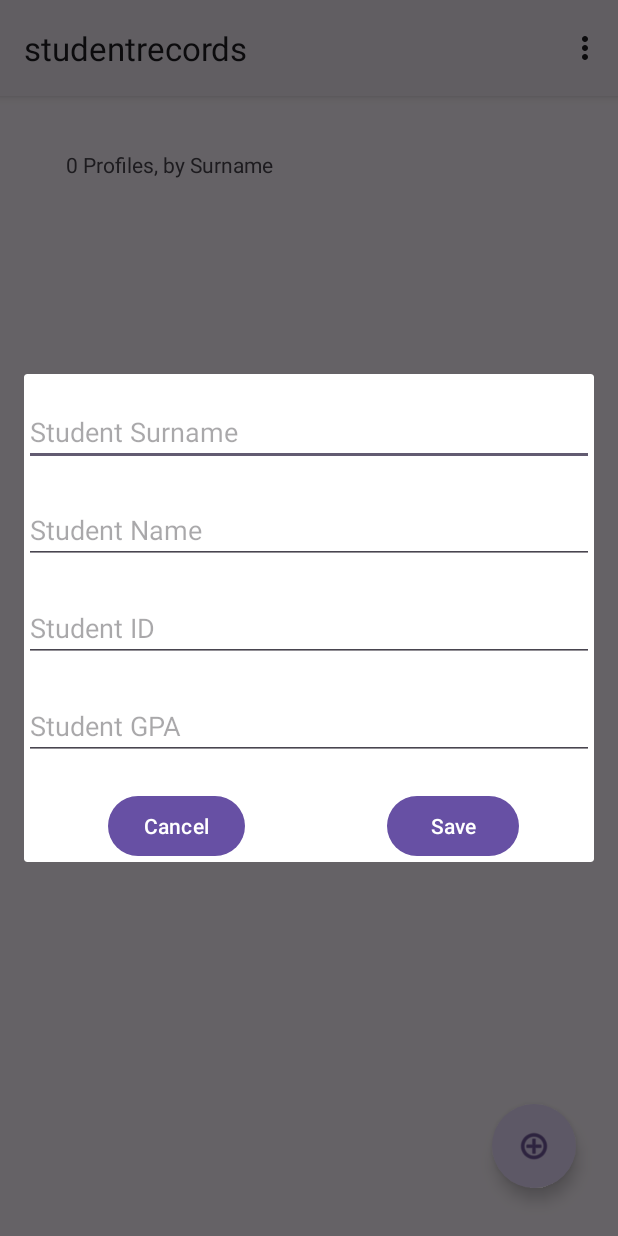
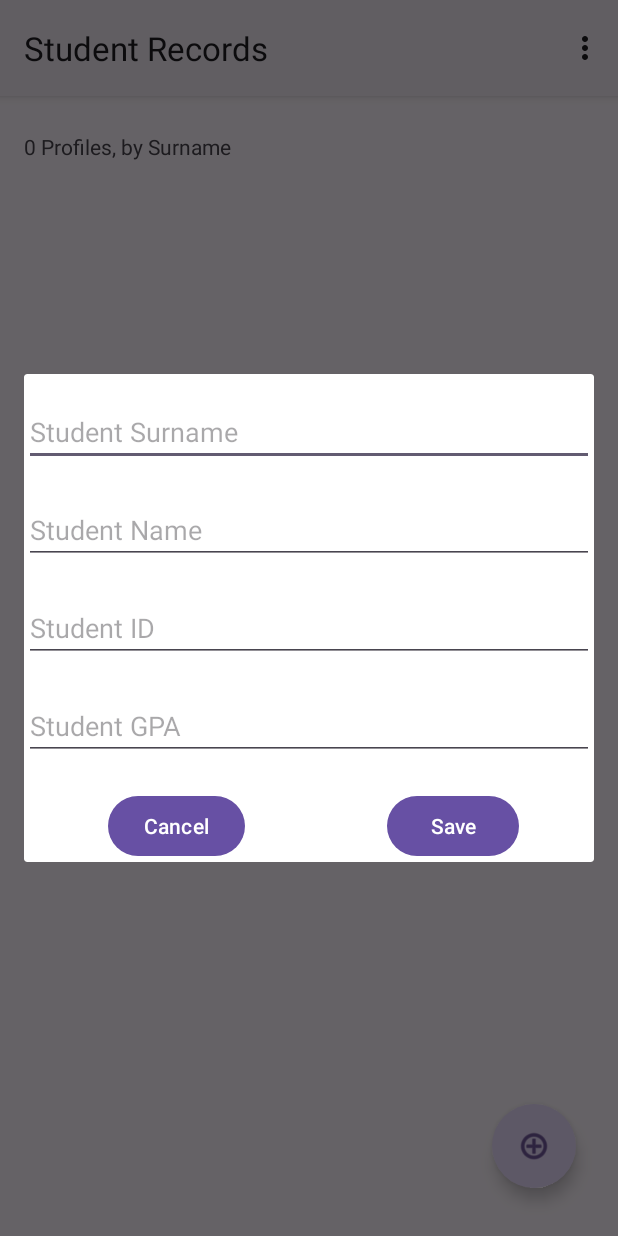
Before and after one commit to MostafaHassan0/COEN390Ass2, an Android app: the screen it shows after launch (MainActivity), after a tap on an icon or button, on a phone screen of 412 x 824 dp. Run offline under Robolectric (Android 15) with nearby library versions, the phone set to English and light mode, and no system bars.

```diff
--- a/app/src/main/java/com/example/studentrecords/DatabaseHelper.java
+++ b/app/src/main/java/com/example/studentrecords/DatabaseHelper.java
@@ -22,7 +22,7 @@ public class DatabaseHelper extends SQLiteOpenHelper{
     @Override
     public void onCreate(SQLiteDatabase db) {
         String createProfileTable = "CREATE TABLE Profile (ProfileID INTEGER PRIMARY KEY, Name TEXT, Surname TEXT, GPA REAL)";
-        String createAccessTable = "CREATE TABLE Access (AccessID INTEGER PRIMARY KEY, ProfileID INTEGER, AccessType TEXT, Timestamp TIMESTAMP DEFAULT Current_Timestamp)";
+        String createAccessTable = "CREATE TABLE Access (AccessID INTEGER PRIMARY KEY, ProfileID INTEGER, AccessType TEXT, Timestamp TEXT)";
         db.execSQL(createProfileTable);
         db.execSQL(createAccessTable);
     }
@@ -90,6 +90,11 @@ public class DatabaseHelper extends SQLiteOpenHelper{
         ContentValues values = new ContentValues();
         values.put("ProfileID", profileId);
         values.put("AccessType", accessType);
+        SimpleDateFormat dateFormat = new SimpleDateFormat("yyyy-MM-dd ' @ ' HH:mm:ss");
+        String currentTimestamp = dateFormat.format(new Date());
+
+        // Insert the formatted timestamp
+        values.put("Timestamp", currentTimestamp);
         db.insert("Access", null, values);
     }
 
--- a/app/src/main/java/com/example/studentrecords/MainActivity.java
+++ b/app/src/main/java/com/example/studentrecords/MainActivity.java
@@ -40,12 +40,18 @@ public class MainActivity extends AppCompatActivity {
             new InsertProfileDialogFragment().show(getSupportFragmentManager(), "InsertProfile");
         });
 
+        if (getSupportActionBar() != null) {
+            getSupportActionBar().setTitle("Student Records");
+        }
+
+
+
+
         listView.setOnItemClickListener((parent, view, position, id) -> {
             Profile profile = (Profile) adapter.getItem(position);
             Intent intent = new Intent(MainActivity.this, ProfileActivity.class);
             intent.putExtra("profileId", profile.getProfileId());
             startActivity(intent);
-           // addAccessTimestamp(profile.getProfileId(), "Opened");
         });
     }
 
--- a/app/src/main/java/com/example/studentrecords/ProfileActivity.java
+++ b/app/src/main/java/com/example/studentrecords/ProfileActivity.java
@@ -42,6 +42,10 @@ public class ProfileActivity extends AppCompatActivity {
             dbHelper.deleteProfile(profileId);
             finish();
         });
+
+        if (getSupportActionBar() != null) {
+            getSupportActionBar().setTitle(profileId + " Profile");
+        }
     }
 
     @Override
--- a/app/src/main/java/com/example/studentrecords/ProfileAdapter.java
+++ b/app/src/main/java/com/example/studentrecords/ProfileAdapter.java
@@ -56,7 +56,7 @@ public class ProfileAdapter extends ArrayAdapter<Profile> {
         Profile profile = getItem(position);
 
         if (convertView == null) {
-            convertView = LayoutInflater.from(context).inflate(android.R.layout.simple_list_item_2, parent, false);
+            convertView = LayoutInflater.from(context).inflate(android.R.layout.simple_list_item_1, parent, false);
         }
 
 
--- a/app/src/main/res/layout/activity_main.xml
+++ b/app/src/main/res/layout/activity_main.xml
@@ -23,17 +23,20 @@
         android:id="@+id/infotextView"
         android:layout_width="wrap_content"
         android:layout_height="wrap_content"
-        android:layout_marginStart="44dp"
-        android:layout_marginTop="36dp"
+        android:layout_marginStart="16dp"
+        android:layout_marginTop="24dp"
         android:text="TextView"
         app:layout_constraintStart_toStartOf="parent"
         app:layout_constraintTop_toTopOf="parent" />
 
     <ListView
         android:id="@+id/Profiles_listView"
-        android:layout_width="412dp"
-        android:layout_height="584dp"
+        android:layout_width="0dp"
+        android:layout_height="0dp"
         android:layout_marginTop="16dp"
+        app:layout_constraintBottom_toBottomOf="parent"
+        app:layout_constraintEnd_toEndOf="parent"
         app:layout_constraintStart_toStartOf="parent"
-        app:layout_constraintTop_toBottomOf="@+id/infotextView" />
+        app:layout_constraintTop_toBottomOf="@+id/infotextView"
+        app:layout_constraintVertical_bias="1.0" />
 </androidx.constraintlayout.widget.ConstraintLayout>
--- a/app/src/main/res/layout/fragment_insert_profile_dialog.xml
+++ b/app/src/main/res/layout/fragment_insert_profile_dialog.xml
@@ -15,6 +15,7 @@
         android:ems="10"
         android:inputType="text"
         android:hint="Student Surname"
+        android:digits="abcdefghijklmnopqrstuvwxyzABCDEFGHIJKLMNOPQRSTUVWXYZ "
         app:layout_constraintStart_toStartOf="parent"
         app:layout_constraintTop_toTopOf="parent" />
 
@@ -25,6 +26,7 @@
         android:layout_marginTop="20dp"
         android:ems="10"
         android:inputType="text"
+        android:digits="abcdefghijklmnopqrstuvwxyzABCDEFGHIJKLMNOPQRSTUVWXYZ "
         android:hint="Student Name"
         app:layout_constraintStart_toStartOf="parent"
         app:layout_constraintTop_toBottomOf="@+id/editTextSurname" />
@@ -37,6 +39,7 @@
         android:ems="10"
         android:hint="Student ID"
         android:digits="1234567890"
+        android:maxLength="8"
         android:inputType="number"
         app:layout_constraintStart_toStartOf="parent"
         app:layout_constraintTop_toBottomOf="@+id/editTextName" />
```
Also changed, not shown: app/src/main/java/com/example/studentrecords/AccessAdapter.java (+3 -5 lines), app/src/main/java/com/example/studentrecords/InsertProfileDialogFragment.java (+5 -6 lines).
